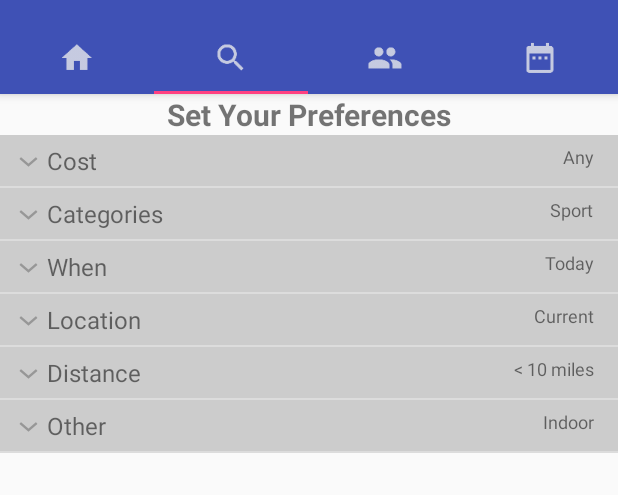
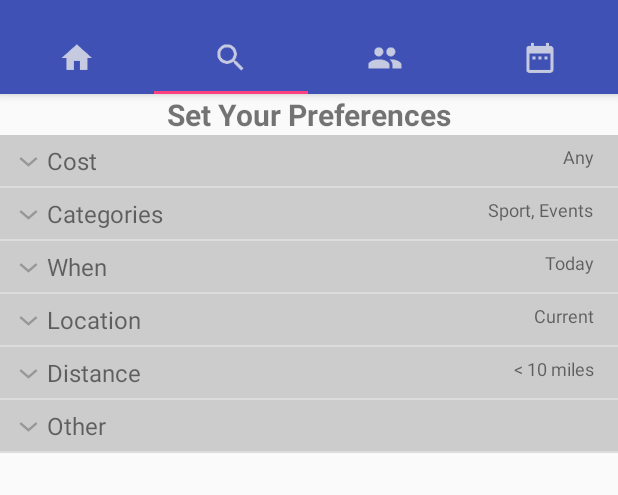
Before and after one commit to bradleyfowler123/gecko, an Android app: the screen it shows after launch (MainActivity), tab 2 chosen, on a phone screen of 412 x 824 dp, the part 62-557 px from its top. Run offline under Robolectric (Android 15) with nearby library versions, the phone set to English and light mode, and no system bars.

Commit message:
Working; small; - added multi-select to search terms 2

```diff
--- a/app/src/main/java/com/auton/bradley/myfe/Item.java
+++ b/app/src/main/java/com/auton/bradley/myfe/Item.java
@@ -1,7 +1,6 @@
 package com.auton.bradley.myfe;
 
 import java.util.ArrayList;
-import java.util.Arrays;
 
 /**
  * Created by Bradley on 13/10/2016.
@@ -17,16 +16,14 @@ class Item {
     ArrayList<String> mSelected=new ArrayList<>();
     ArrayList<String> elements=new ArrayList<>();                                                   // array containing all of the elements within a list group
                             // function used to declare an Item object with a list group title and default selection
-    Item(String option, String selected, boolean multiSelect) {                                                          // Item(ListGroupTitle, defaultSelection)
-        this.Option=option;
+    Item(String option, ArrayList<String> selected, boolean multiSelect) {                                                          // Item(ListGroupTitle, defaultSelection)
+        this.Option=option;                                                                         // variable to store list group name
         if(multiSelect) {
-            ArrayList<String> temp = new ArrayList<>();
-            temp.add(selected);
-            this.mSelected = temp;
+            this.mSelected = selected;                                                              // set the default selection
         }
         else {
-            this.Selected=selected;
+            this.Selected=selected.get(0);                                                          // also for single group case
         }
-        this.MultiSelect=multiSelect;
+        this.MultiSelect=multiSelect;                                                               // variable to store list group type
     }
 }
--- a/app/src/main/java/com/auton/bradley/myfe/SearchFragment.java
+++ b/app/src/main/java/com/auton/bradley/myfe/SearchFragment.java
@@ -8,7 +8,10 @@ import android.view.ViewGroup;
 import android.widget.ExpandableListView;
 
 import java.util.ArrayList;
-                                    // fragment that handle the search tab
+import java.util.Arrays;
+import java.util.Collections;
+
+// fragment that handle the search tab
 public class SearchFragment extends Fragment {
 
     public SearchFragment() {        // Required empty public constructor
@@ -28,7 +31,7 @@ public class SearchFragment extends Fragment {
         final ExpandableListView elv=(ExpandableListView) rootView.findViewById(R.id.search_list);  // locate the elv in this view
         final ArrayList<Item> item=getData();                                                       // generate data which will be used to populate the el
                                     // generate the elv
-        searchAdapter adapter = new searchAdapter(getActivity(),item);                              // define the adapter to be used to generate elv
+        final searchAdapter adapter = new searchAdapter(getActivity(),item);                              // define the adapter to be used to generate elv
         elv.setAdapter(adapter);                                                                    // assign this adapter to the elv
                                     // handle clicks on the elv
         elv.setOnChildClickListener(new ExpandableListView.OnChildClickListener() {                 // setup function to listen for a click on the child elements
@@ -43,21 +46,21 @@ public class SearchFragment extends Fragment {
                     else {
                         listGroup.mSelected.add(listGroup.elements.get(childPos));                  // else add it to the selection
                     }
+                    adapter.notifyDataSetChanged();                                                 // inform to update the elv display
                 }
                 else {
-                    listGroup.Selected = listGroup.elements.get(childPos);                          // set the new selected item within the elv data
+                    listGroup.Selected = listGroup.elements.get(childPos);                          // set the new selected item for single selection group
+                    elv.collapseGroup(groupPos);                                                    // collapse the list view which causes the view to be regenerated and so new selected item will be shown
                 }
-                elv.collapseGroup(groupPos);                                                        // collapse the list view which causes the view to be regenerated and so new selected item will be shown
                 return false;
             }
         });
-
         return rootView;                                                                            // return the search view (and everything below) to the main activity so it can be shown
     }
 
                                     // function that generates the elv data
     private ArrayList<Item> getData() {                                                             // generates an array containing 3 Item class objects
-        Item i1=new Item("Cost","Any",false);                                                             // Define an Item object call i1
+        Item i1=new Item("Cost", new ArrayList<>(Collections.singletonList("Any")),false);          // Define an Item object call i1
         i1.elements.add("Free");                                                                    // child elements below
         i1.elements.add("Up to £20");
         i1.elements.add("Up to £50");
@@ -65,29 +68,30 @@ public class SearchFragment extends Fragment {
         i1.elements.add("Any");
         i1.elements.add("Custom");
 
-        Item i2=new Item("Categories","Sport",true);                                                     // Item.Option is set by the arg1 and Item.Selected is set by arg 2
+        Item i2=new Item("Categories", new ArrayList<>(Arrays.asList("Sport","Events")),true);      // Item.Option is set by the arg1 and default selection is set by arg 2
         i2.elements.add("Sport");
         i2.elements.add("Events");
         i2.elements.add("Food / Drink");
         i2.elements.add("Entertainment");
         i2.elements.add("Arts & Craft");
 
-        Item i3=new Item("When","Today",false);                                                           // ie Item(ListGroupTitle, defaultSelection)
+        Item i3=new Item("When",new ArrayList<>(Collections.singletonList("Today")),false);         // ie Item(ListGroupTitle, defaultSelection)
         i3.elements.add("Today");
         i3.elements.add("Tomorrow");
         i3.elements.add("Select Day(s)");
 
-        Item i4=new Item("Location","Current",false);
+        Item i4=new Item("Location",new ArrayList<>(Collections.singletonList("Current")),false);
         i4.elements.add("Current");
         i4.elements.add("Set Location");
 
-        Item i5=new Item("Distance","< 10 miles",false);
+        Item i5=new Item("Distance",new ArrayList<>(Collections.singletonList("< 10 miles")),false);
         i5.elements.add("< 2 miles");
         i5.elements.add("< 10 miles");
         i5.elements.add("< 30 miles");
         i5.elements.add("Set Distance");
 
-        Item i6=new Item("Other","Indoor",true);
+        ArrayList<String> temp = new ArrayList<>();
+        Item i6=new Item("Other", temp,true);
         i6.elements.add("Family Friendly");
         i6.elements.add("Indoor");
 
--- a/app/src/main/java/com/auton/bradley/myfe/searchAdapter.java
+++ b/app/src/main/java/com/auton/bradley/myfe/searchAdapter.java
@@ -47,21 +47,20 @@ class searchAdapter extends BaseExpandableListAdapter {
         optionElement.setText(child);                                                                       // set the name of a particular child element using the given data
                                     // highlight that child element if it is selected
         Item i=(Item) getGroup(groupPos);                                                           // return the list group object the child element is part of
-        String selected = i.Selected;                                                               // return the selected value for that list group
-        if(i.MultiSelect) {
+        if(i.MultiSelect) {                                                                         // if the list group is a multi-select one
             if(i.mSelected.contains(child)) {
-                convertView.setBackgroundColor(Color.BLUE);
+                convertView.setBackgroundColor(Color.BLUE);                                         // set all selected elements to blue
             }
             else {
-                convertView.setBackgroundColor(Color.TRANSPARENT);                                      // else no colour
+                convertView.setBackgroundColor(Color.TRANSPARENT);                                  // and everything else to transparent
             }
         }
-        else {
+        else {                                                                                      // if the list group was a single select one
             if(i.Selected.equals(child)) {
-                convertView.setBackgroundColor(Color.BLUE);
+                convertView.setBackgroundColor(Color.BLUE);                                         // set the selected item to blue
             }
             else {
-                convertView.setBackgroundColor(Color.TRANSPARENT);                                      // else no colour
+                convertView.setBackgroundColor(Color.TRANSPARENT);                                  // else no colour
             }
         }
                                     // return the updated view
@@ -81,16 +80,21 @@ class searchAdapter extends BaseExpandableListAdapter {
         TextView selectedTitle = (TextView) convertView.findViewById(R.id.search_option_list_item_text_element);
                                     // data extraction
         String option = i.Option;                                                                   // list group title
-        String selected;
+        String selected;                                                                            // used to contain the preview selection in banner
         if(i.MultiSelect) {
-            selected = TextUtils.join(", ",i.mSelected);
+            if(i.mSelected.size() > 2) {                                                            // when more than two items selected in multi-select
+                selected = TextUtils.join(", ",i.mSelected.subList(0,2)) + ", ...";                 // truncate preview
+            }
+            else {
+                selected = TextUtils.join(", ",i.mSelected);
+            }
         }
         else {
             selected = i.Selected;
-        }                                                                       // list group's element selection
+        }                                                                                           // list group's element selection for single selection group
                                     // update view
-        optionTitle.setText(option);
-        selectedTitle.setText(selected);
+        optionTitle.setText(option);                                                                // set the banner name
+        selectedTitle.setText(selected);                                                            // set preview text
         convertView.setBackgroundColor(Color.LTGRAY);                                               // set colour of group banner
                                     // return the updated view
         return convertView;
```
